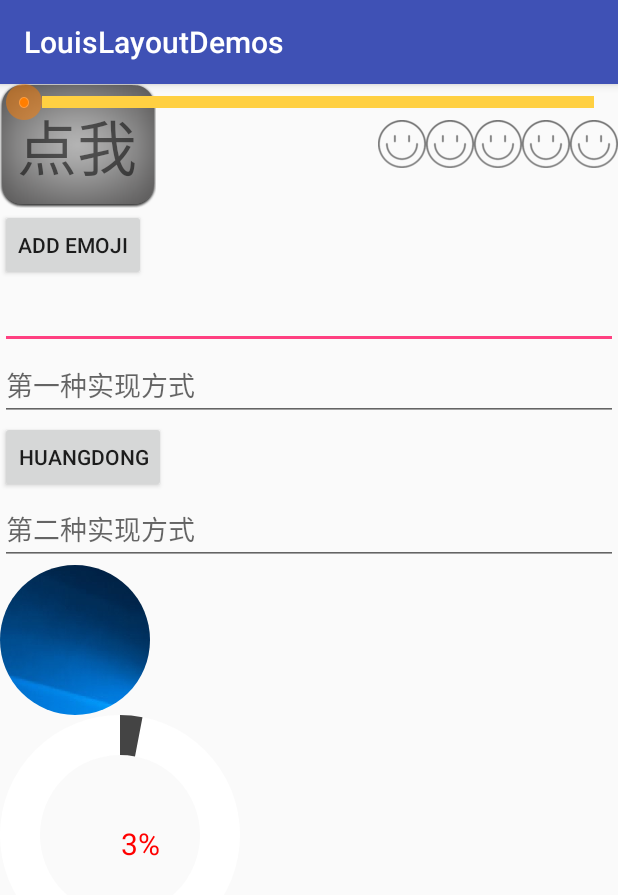
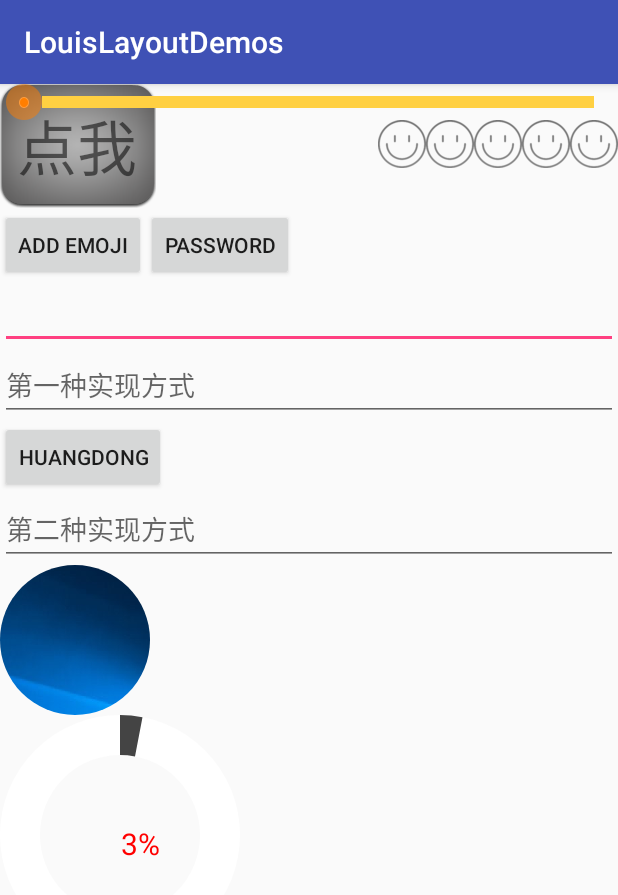
Before and after one commit to louisgeek/LouisLayoutDemos, an Android app: the NextActivity screen opened directly, with no data from a screen before it, on a phone screen of 412 x 824 dp. Shown: the top 895 px of the screen. Run offline under Robolectric (Android 15) with nearby library versions, the phone set to English and light mode, and no system bars.

Commit message:
密码框实现

```diff
--- a/app/src/main/java/com/louisgeek/louislayoutdemos/NextActivity.java
+++ b/app/src/main/java/com/louisgeek/louislayoutdemos/NextActivity.java
@@ -7,6 +7,8 @@ import android.os.Bundle;
 import android.support.v7.app.AppCompatActivity;
 import android.text.Spannable;
 import android.text.SpannableString;
+import android.text.method.HideReturnsTransformationMethod;
+import android.text.method.PasswordTransformationMethod;
 import android.text.style.ImageSpan;
 import android.view.View;
 import android.widget.Button;
@@ -16,10 +18,13 @@ import android.widget.TextView;
 
 public class NextActivity extends AppCompatActivity {
 
+    boolean isPass=false;
     @Override
     protected void onCreate(Bundle savedInstanceState) {
         super.onCreate(savedInstanceState);
         setContentView(R.layout.activity_next);
+
+        Button idbtnpassword = (Button) findViewById(R.id.id_btn_password);
         SeekBar idsb = (SeekBar) findViewById(R.id.id_sb);
         CircleLikeProgressbar clp = (CircleLikeProgressbar) findViewById(R.id.clp);
         MyRoundImageView idmriv = (MyRoundImageView) findViewById(R.id.id_mriv);
@@ -59,9 +64,9 @@ public class NextActivity extends AppCompatActivity {
         idsb.setOnSeekBarChangeListener(new SeekBar.OnSeekBarChangeListener() {
             @Override
             public void onProgressChanged(SeekBar seekBar, int progress, boolean fromUser) {
-               int  secondaryProgress=progress+20;
-                if (secondaryProgress>100){
-                    secondaryProgress=100;
+                int secondaryProgress = progress + 20;
+                if (secondaryProgress > 100) {
+                    secondaryProgress = 100;
                 }
                 seekBar.setSecondaryProgress(secondaryProgress);
             }
@@ -74,6 +79,21 @@ public class NextActivity extends AppCompatActivity {
             @Override
             public void onStopTrackingTouch(SeekBar seekBar) {
 
+            }
+        });
+
+        idbtnpassword.setOnClickListener(new View.OnClickListener() {
+            @Override
+            public void onClick(View v) {
+                if (isPass){
+                    idet.setTransformationMethod(PasswordTransformationMethod.getInstance());
+                    idet.setSelection(idet.getText().length());
+                    isPass=false;
+                }else{
+                    idet.setTransformationMethod(HideReturnsTransformationMethod.getInstance());
+                    idet.setSelection(idet.getText().length());
+                    isPass=true;
+                }
             }
         });
     }
--- a/app/src/main/res/layout/activity_next.xml
+++ b/app/src/main/res/layout/activity_next.xml
@@ -13,19 +13,35 @@
     android:background="@mipmap/bg"
     />
 
+   <LinearLayout
+       android:id="@+id/id_ll"
+       android:layout_width="wrap_content"
+       android:layout_height="wrap_content"
+       android:orientation="horizontal"
+       android:layout_below="@id/id_tv_new"
+       >
+
        <Button
            android:id="@+id/id_btn_add_emoji"
            android:layout_width="wrap_content"
            android:layout_height="wrap_content"
-        android:layout_below="@id/id_tv_new"
+
            android:text="add emoji"
            />
+       <Button
+           android:id="@+id/id_btn_password"
+           android:layout_width="wrap_content"
+           android:layout_height="wrap_content"
+           android:layout_below="@id/id_tv_new"
+           android:text="password"
+           />
+   </LinearLayout>
 
     <EditText
         android:id="@+id/id_et"
         android:layout_width="match_parent"
         android:layout_height="wrap_content"
-        android:layout_below="@id/id_btn_add_emoji"
+        android:layout_below="@id/id_ll"
         />
     <com.louisgeek.louislayoutdemos.EditTextWithDel
         android:id="@+id/id_etwd"
```
Lines whose indentation alone changed are shown as unchanged.
